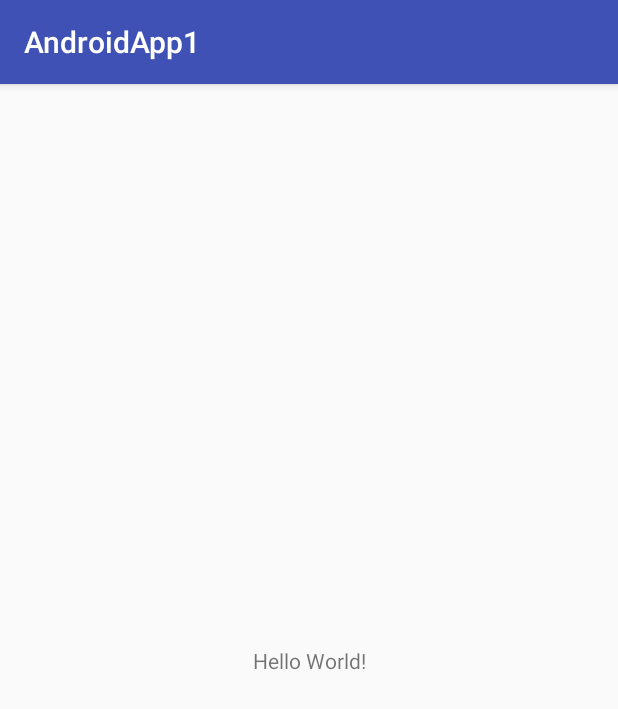
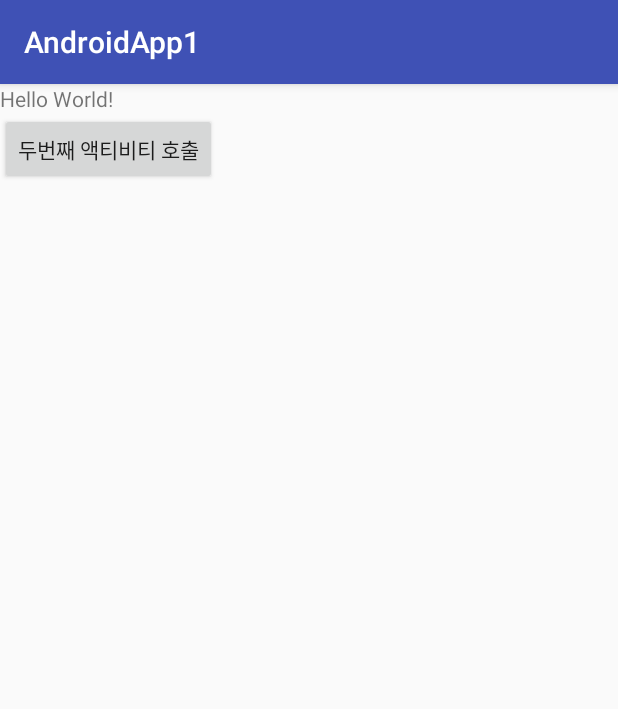
Before and after one commit to fxf24/AndroidApp1, an Android app: the screen it shows after launch (MainActivity), on a phone screen of 412 x 824 dp. Shown: the top 709 px of the screen. Run offline under Robolectric (Android 15) with nearby library versions, the phone set to English and light mode, and no system bars.

Commit message:
Button to Second Activity

```diff
--- a/app/src/main/AndroidManifest.xml
+++ b/app/src/main/AndroidManifest.xml
@@ -16,7 +16,9 @@
                 <category android:name="android.intent.category.LAUNCHER" />
             </intent-filter>
         </activity>
-        <activity android:name=".Main2Activity"></activity>
+        <activity android:name=".Main2Activity">
+
+        </activity>
     </application>
 
 </manifest>
--- a/app/src/main/java/com/example/qudqj_000/androidapp1/MainActivity.java
+++ b/app/src/main/java/com/example/qudqj_000/androidapp1/MainActivity.java
@@ -1,13 +1,26 @@
 package com.example.qudqj_000.androidapp1;
 
+import android.content.Intent;
+import android.os.Bundle;
 import android.support.v7.app.AppCompatActivity;
-import android.os.Bundle;
+import android.view.View;
+import android.widget.Button;
 
 public class MainActivity extends AppCompatActivity {
-
+    Button b1;
     @Override
     protected void onCreate(Bundle savedInstanceState) {
         super.onCreate(savedInstanceState);
         setContentView(R.layout.activity_main);
+
+        b1= (Button)findViewById(R.id.button1);
+        b1.setOnClickListener(new View.OnClickListener() {
+            @Override
+            public void onClick(View v) {
+                Intent intent = new Intent(MainActivity.this, Main2Activity.class);
+                startActivity(intent);
+
+            }
+        });
     }
 }
--- a/app/src/main/res/layout/activity_main.xml
+++ b/app/src/main/res/layout/activity_main.xml
@@ -1,18 +1,24 @@
 <?xml version="1.0" encoding="utf-8"?>
-<android.support.constraint.ConstraintLayout xmlns:android="http://schemas.android.com/apk/res/android"
-    xmlns:app="http://schemas.android.com/apk/res-auto"
+<LinearLayout
+    xmlns:android="http://schemas.android.com/apk/res/android"
     xmlns:tools="http://schemas.android.com/tools"
     android:layout_width="match_parent"
     android:layout_height="match_parent"
+    android:orientation="vertical"
     tools:context="com.example.qudqj_000.androidapp1.MainActivity">
 
     <TextView
         android:layout_width="wrap_content"
         android:layout_height="wrap_content"
         android:text="Hello World!"
-        app:layout_constraintBottom_toBottomOf="parent"
-        app:layout_constraintLeft_toLeftOf="parent"
-        app:layout_constraintRight_toRightOf="parent"
-        app:layout_constraintTop_toTopOf="parent" />
+         />
 
-</android.support.constraint.ConstraintLayout>
+    <Button
+        android:id="@+id/button1"
+        android:onClick="onClick"
+        android:layout_width="wrap_content"
+        android:layout_height="wrap_content"
+        android:text="두번째 액티비티 호출"
+        />
+
+</LinearLayout>
```
Also changed, not shown: app/src/main/res/layout/activity_main2.xml (+5 -4 lines).
